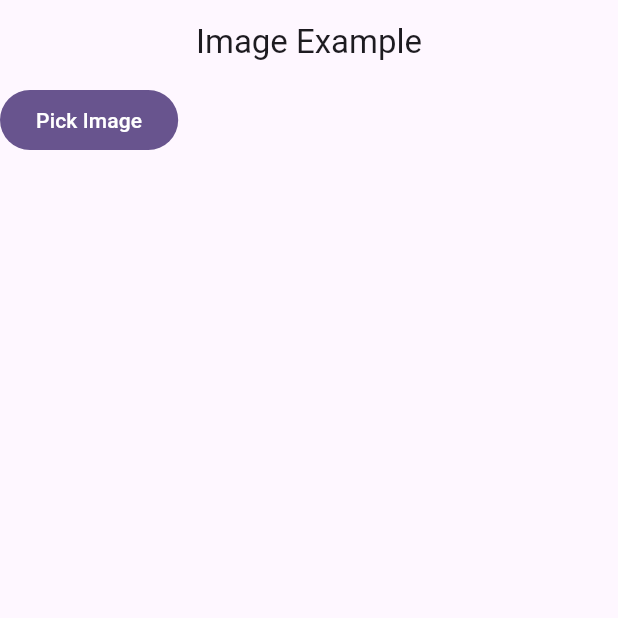
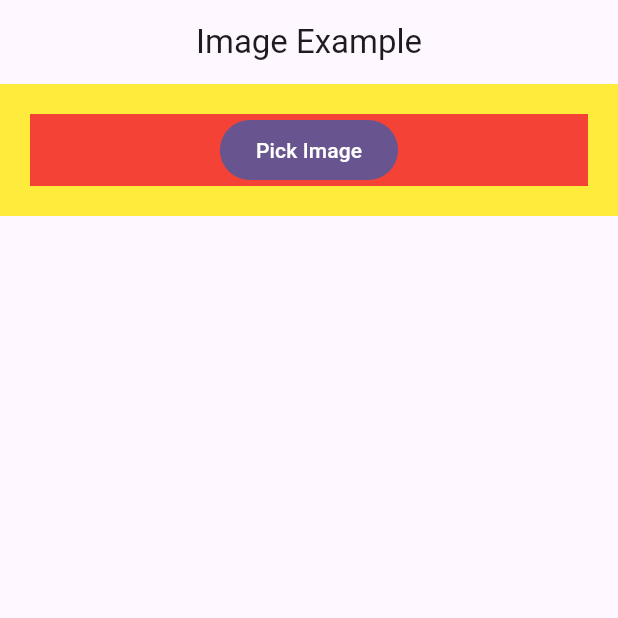
Before and after one commit to mehmetartun/CSEN268-S25, a Flutter app: the screen it shows after launch, after a tap on "Pick Image", on a phone screen of 412 x 824 dp, the top half of it. Run offline on Flutter 3.47's test engine with Material 3 defaults, Android fonts, the phone set to English and light mode, and no system bars; our stand-ins replace flutter_bloc, flutter_lorem, go_router, image_picker; missing offline and left inert: file_saver.

```diff
--- a/lib/pages/image_page.dart
+++ b/lib/pages/image_page.dart
@@ -20,16 +20,25 @@ class _ImagePageState extends State<ImagePage> {
     return Scaffold(
       appBar: AppBar(title: Text("Image Example"), centerTitle: true),
       body: SingleChildScrollView(
+        child: Container(
+          color: Colors.yellow,
+          width: double.infinity,
+          padding: const EdgeInsets.all(20.0),
+          child: Container(
+            color: Colors.red,
             child: Column(
               mainAxisSize: MainAxisSize.min,
               children: [
                 FilledButton(
                   onPressed: () async {
-                _image = await _picker.pickImage(source: ImageSource.gallery);
+                    _image = await _picker.pickImage(
+                      source: ImageSource.gallery,
+                    );
                     print(_image?.path);
 
                     if (_image != null) {
-                  await SaveImage.saveImageToGallery(_image!);
+                      var result = await SaveImage.saveImageToGallery(_image!);
+                      print(result);
                       setState(() {});
                     }
                   },
@@ -39,6 +48,8 @@ class _ImagePageState extends State<ImagePage> {
               ],
             ),
           ),
+        ),
+      ),
     );
   }
 }
--- a/pubspec.yaml
+++ b/pubspec.yaml
@@ -40,6 +40,8 @@ dependencies:
   go_router: ^15.1.1
   image_picker: ^1.1.2
   file_saver: ^0.2.14
+  path_provider: ^2.1.5
+  path: ^1.9.1
 
 
 
```
Also changed, not shown: lib/services/save_image/save_image_io.dart (+19 -7 lines), pubspec.lock. Lines whose indentation alone changed are shown as unchanged.
